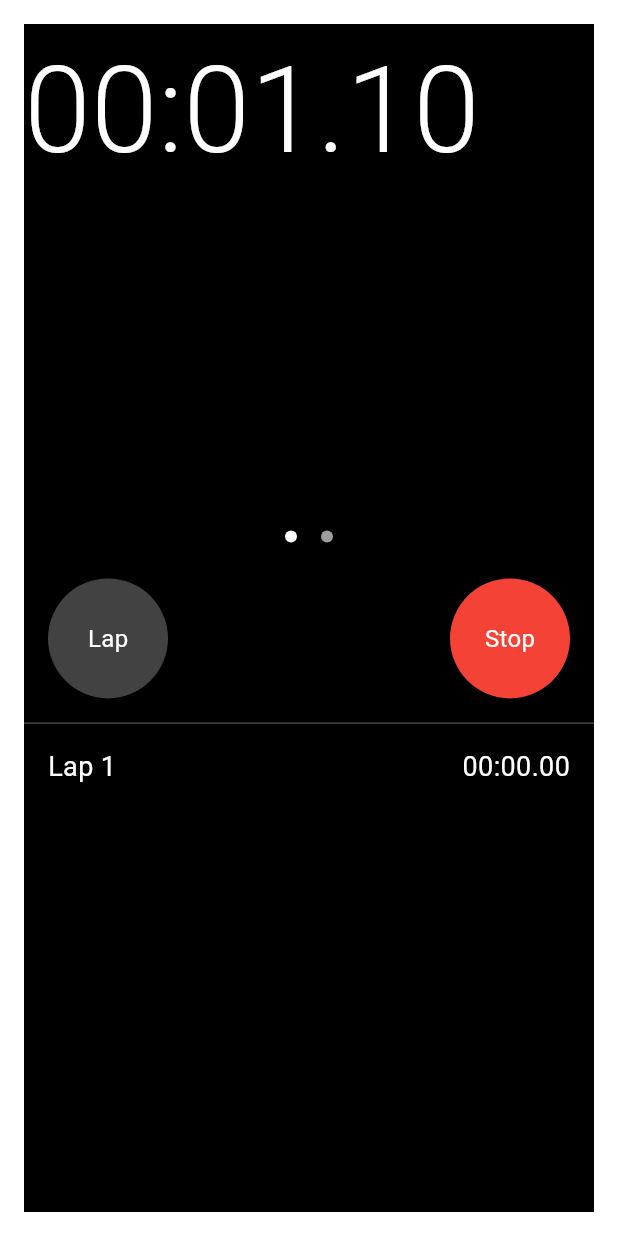
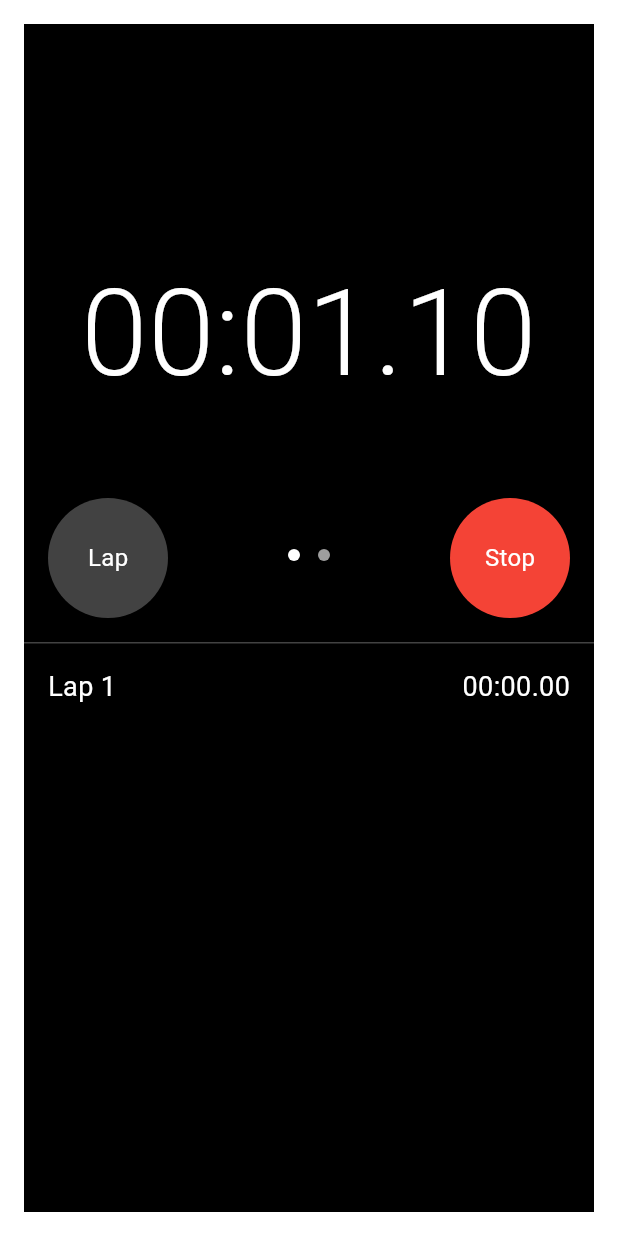
Before and after one commit to Mina176/ios_stopwatch, a Flutter app: the screen it shows after launch, after a tap on "Start", on a phone screen of 412 x 824 dp. Run offline on Flutter 3.47's test engine with Material 3 defaults, Android fonts, the phone set to English and light mode, and no system bars.

Commit message:
simple analog watch done

```diff
--- a/lib/stop_watch_analog.dart
+++ b/lib/stop_watch_analog.dart
@@ -1,33 +1,96 @@
 import 'dart:math';
+import 'package:flutter/material.dart';
+import 'package:ios_stopwatch/stop_watch_text.dart';
 
-import 'package:flutter/material.dart';
-
-class StopWatchAnalog extends StatelessWidget {
-  const StopWatchAnalog({super.key, required this.elapsed});
+class AnalogStopWatch extends StatelessWidget {
+  const AnalogStopWatch({super.key, required this.elapsed});
   final Duration elapsed;
-
   @override
   Widget build(BuildContext context) {
     final radius = MediaQuery.of(context).size.width / 2 - 68;
     return Stack(
       children: [
-        Container(
-          decoration: BoxDecoration(
-            shape: BoxShape.circle,
-            border: Border.all(color: Colors.orange, width: 2),
-          ),
+        for (int i = 0; i < 60; i++)
+          Positioned(
+              left: radius * 1.315,
+              top: radius,
+              child: CLockMarkers(seconds: i, radius: radius)),
+        for (int i = 5; i <= 60; i += 5)
+          Positioned(
+              left: radius * 1.315,
+              top: radius,
+              child: ClockMarkersText(value: i, maxValue: 60, radius: radius)),
+        Positioned(
+          left: radius * 1.315,
+          top: radius,
+          child: Clockhand(
+              handThickness: 2,
+              handLength: radius,
+              color: Colors.orange,
+              rotationZAngle: pi + (2 * pi / 60000) * elapsed.inMilliseconds),
         ),
         Positioned(
-          left: radius * 1.35,
-          top: radius,
-          child: Clockhand(
-            handThickness: 2,
-            handLength: radius,
-            color: Colors.orange,
-            rotationZAngle: pi + (2 * pi / 6000) * elapsed.inMilliseconds,
-          ),
+          left: radius,
+          top: radius * 1.25,
+          child: TextStopWatch(size: 24, elapsed: elapsed),
         ),
       ],
+    );
+  }
+}
+
+class ClockMarkersText extends StatelessWidget {
+  const ClockMarkersText(
+      {super.key,
+      required this.value,
+      required this.maxValue,
+      required this.radius});
+  final int value;
+  final int maxValue;
+  final double radius;
+  @override
+  Widget build(BuildContext context) {
+    final width = 40.0;
+    final height = 30.0;
+    return Transform(
+      transform: Matrix4.identity()
+        ..translate(-width / 2, -height / 2, 0.0)
+        ..rotateZ(pi + 2 * pi * (value / maxValue))
+        ..translate(0.0, radius - 30, 0.0)
+        ..rotateZ(pi - 2 * pi * (value / maxValue)),
+      child: SizedBox(
+        width: width,
+        height: height,
+        child: Text(
+          style: TextStyle(color: Colors.white, fontSize: 24),
+          '$value',
+          textAlign: TextAlign.center,
+        ),
+      ),
+    );
+  }
+}
+
+class CLockMarkers extends StatelessWidget {
+  const CLockMarkers({super.key, required this.seconds, required this.radius});
+  final int seconds;
+  final double radius;
+  @override
+  Widget build(BuildContext context) {
+    final color = seconds % 5 == 0 ? Colors.white : Colors.grey[700];
+    const width = 5.0;
+    const height = 5;
+    return Transform(
+      alignment: Alignment.center,
+      transform: Matrix4.identity()
+        ..translate(-width / 2, -height / 2, 0.0)
+        ..rotateZ(2 * pi * (seconds / 60))
+        ..translate(0.0 / 2, radius - height / 2, 0.0),
+      child: Container(
+        color: color,
+        height: 10,
+        width: 3,
+      ),
     );
   }
 }
--- a/lib/stop_watch_body.dart
+++ b/lib/stop_watch_body.dart
@@ -1,6 +1,8 @@
 import 'package:flutter/material.dart';
 import 'package:flutter/scheduler.dart';
 import 'package:ios_stopwatch/control_button.dart';
+import 'package:ios_stopwatch/stop_watch_analog.dart';
+import 'package:ios_stopwatch/stop_watch_text.dart';
 import 'package:ios_stopwatch/stop_watches_slider.dart';
 
 class StopWatchBody extends StatefulWidget {
@@ -32,18 +34,57 @@ class _StopWatchBodyState extends State<StopWatchBody>
   }
 
   List<Duration> lapTimes = [];
+  int currentPage = 0;
   @override
   Widget build(BuildContext context) {
     return CustomScrollView(
       physics: NeverScrollableScrollPhysics(),
       slivers: [
         SliverToBoxAdapter(
-          child: Column(
+          child: Stack(
             children: [
-              StopWatchesSlider(
-                elapsed: elapsed,
+              SizedBox(height: 32),
+              StopWatchesSlider(elapsed: elapsed),
+              SizedBox(
+                height: MediaQuery.of(context).size.height * 0.5,
+                child: PageView(
+                  onPageChanged: (value) {
+                    setState(() {
+                      currentPage = value;
+                    });
+                  },
+                  children: [
+                    Center(child: TextStopWatch(elapsed: elapsed)),
+                    AnalogStopWatch(elapsed: elapsed),
+                  ],
                 ),
-              Row(
+              ),
+              Positioned(
+                bottom: 48,
+                left: 0,
+                right: 0,
+                child: Row(
+                  mainAxisAlignment: MainAxisAlignment.center,
+                  children: List.generate(
+                    2,
+                    (index) => Container(
+                      margin: EdgeInsets.all(6),
+                      width: 8,
+                      height: 8,
+                      decoration: BoxDecoration(
+                        color:
+                            currentPage == index ? Colors.white : Colors.grey,
+                        shape: BoxShape.circle,
+                      ),
+                    ),
+                  ),
+                ),
+              ),
+              Positioned(
+                bottom: 0,
+                left: 0,
+                right: 0,
+                child: Row(
                   mainAxisAlignment: MainAxisAlignment.spaceBetween,
                   children: [
                     ControlButton(
@@ -78,6 +119,7 @@ class _StopWatchBodyState extends State<StopWatchBody>
                       color: _ticker.isActive ? Colors.red : Colors.green,
                     ),
                   ],
+                ),
               ),
             ],
           ),
--- a/lib/stop_watch_text.dart
+++ b/lib/stop_watch_text.dart
@@ -1,12 +1,13 @@
 import 'package:flutter/material.dart';
 
-class StopWatchText extends StatelessWidget {
-  const StopWatchText({
+class TextStopWatch extends StatelessWidget {
+  const TextStopWatch({
     super.key,
     required this.elapsed,
+    this.size = 80,
   });
   final Duration elapsed;
-
+  final double size;
   String twoDigits(int n) => n.toString().padLeft(2, '0');
   String formattedTime() {
     final minutes = twoDigits(elapsed.inMinutes.remainder(60));
@@ -20,8 +21,9 @@ class StopWatchText extends StatelessWidget {
   Widget build(BuildContext context) {
     return Text(
       formattedTime(),
+      textAlign: TextAlign.center,
       style: TextStyle(
-        fontSize: 80,
+        fontSize: size,
         fontWeight: FontWeight.w300,
         color: Colors.white,
       ),
--- a/lib/stop_watches_slider.dart
+++ b/lib/stop_watches_slider.dart
@@ -1,6 +1,4 @@
 import 'package:flutter/material.dart';
-import 'package:ios_stopwatch/stop_watch_analog.dart';
-import 'package:ios_stopwatch/stop_watch_text.dart';
 
 class StopWatchesSlider extends StatefulWidget {
   const StopWatchesSlider({super.key, required this.elapsed});
@@ -11,39 +9,11 @@ class StopWatchesSlider extends StatefulWidget {
 }
 
 class _StopWatchesSliderState extends State<StopWatchesSlider> {
-  int currentPage = 0;
   @override
   Widget build(BuildContext context) {
     return Column(
       children: [
-        SizedBox(
-          height: MediaQuery.of(context).size.height * 0.4,
-          child: PageView(
-            onPageChanged: (value) {
-              setState(() {
-                currentPage = value;
-              });
-            },
-            children: [
-              StopWatchText(elapsed: widget.elapsed),
-              StopWatchAnalog(elapsed: widget.elapsed),
-            ],
-          ),
-        ),
-        Row(
-            mainAxisAlignment: MainAxisAlignment.center,
-            children: List.generate(
-              2,
-              (index) => Container(
-                margin: EdgeInsets.all(8),
-                width: 8,
-                height: 8,
-                decoration: BoxDecoration(
-                  color: currentPage == index ? Colors.white : Colors.grey,
-                  shape: BoxShape.circle,
-                ),
-              ),
-            )),
+
       ],
     );
   }
```
Lines whose indentation alone changed are shown as unchanged.
